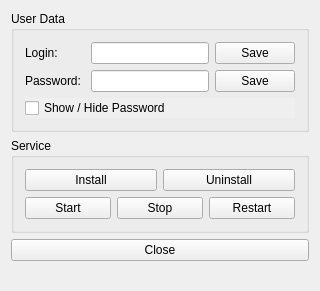
The window that HnacConfig/mainwindow.ui (HNA/HNAC) describes before a commit, drawn with Qt 5.
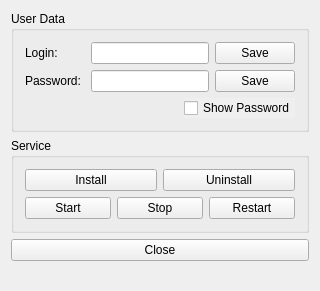
The same window after the commit.

Commit message: Пока финальная версия дизайна

What changed in the file:
```diff
--- a/HnacConfig/mainwindow.ui
+++ b/HnacConfig/mainwindow.ui
@@ -116,6 +116,21 @@
         </layout>
        </item>
        <item>
+        <layout class="QHBoxLayout" name="horizontalLayout_5">
+         <item>
+          <spacer name="horizontalSpacer">
+           <property name="orientation">
+            <enum>Qt::Horizontal</enum>
+           </property>
+           <property name="sizeHint" stdset="0">
+            <size>
+             <width>40</width>
+             <height>20</height>
+            </size>
+           </property>
+          </spacer>
+         </item>
+         <item>
         <widget class="QCheckBox" name="checkBox_showpass">
          <property name="layoutDirection">
           <enum>Qt::LeftToRight</enum>
@@ -124,9 +139,11 @@
           <bool>true</bool>
          </property>
          <property name="text">
-          <string>Show / Hide Password</string>
-         </property>
-        </widget>
+            <string>Show Password</string>
+           </property>
+          </widget>
+         </item>
+        </layout>
        </item>
       </layout>
      </widget>
```
Lines whose indentation alone changed are shown as unchanged. The commit also changes 1 other file.
